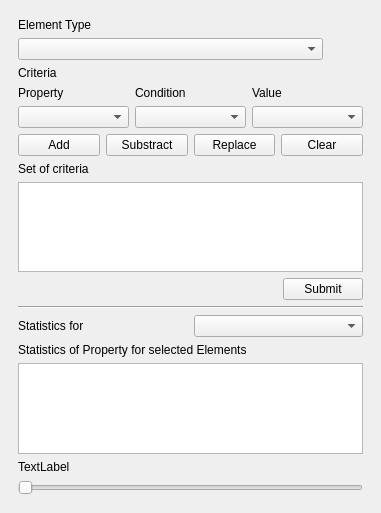
Ingeniousware/QGISRed-BID, file ui/qgisred_queriesbyattributes_dock.ui: the form before one commit.
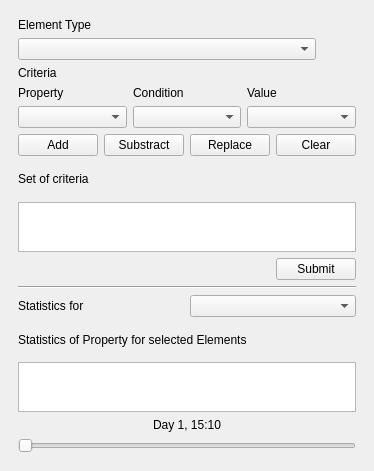
The form after the commit. Custom widgets are drawn as their Qt base class.

Commit message: further adjustments

Diff of the .ui file:
```diff
--- a/ui/qgisred_queriesbyattributes_dock.ui
+++ b/ui/qgisred_queriesbyattributes_dock.ui
@@ -6,8 +6,8 @@
    <rect>
     <x>0</x>
     <y>0</y>
-    <width>381</width>
-    <height>513</height>
+    <width>374</width>
+    <height>471</height>
    </rect>
   </property>
   <property name="windowTitle">
@@ -28,8 +28,8 @@
         <rect>
          <x>0</x>
          <y>0</y>
-         <width>363</width>
-         <height>473</height>
+         <width>356</width>
+         <height>431</height>
         </rect>
        </property>
        <layout class="QVBoxLayout" name="verticalLayout">
@@ -158,7 +158,14 @@
            </widget>
           </item>
           <item>
-           <widget class="QGraphicsView" name="graphicsViewCriteria"/>
+           <widget class="QGraphicsView" name="graphicsViewCriteria">
+            <property name="maximumSize">
+             <size>
+              <width>16777215</width>
+              <height>50</height>
+             </size>
+            </property>
+           </widget>
           </item>
          </layout>
         </item>
@@ -217,7 +224,20 @@
            </widget>
           </item>
           <item>
-           <widget class="QGraphicsView" name="graphicsViewProperty"/>
+           <widget class="QGraphicsView" name="graphicsViewProperty">
+            <property name="sizePolicy">
+             <sizepolicy hsizetype="MinimumExpanding" vsizetype="Expanding">
+              <horstretch>0</horstretch>
+              <verstretch>0</verstretch>
+             </sizepolicy>
+            </property>
+            <property name="maximumSize">
+             <size>
+              <width>16777215</width>
+              <height>50</height>
+             </size>
+            </property>
+           </widget>
           </item>
          </layout>
         </item>
@@ -226,7 +246,10 @@
           <item>
            <widget class="QLabel" name="labelSlider">
             <property name="text">
-             <string>TextLabel</string>
+             <string>Day 1, 15:10</string>
+            </property>
+            <property name="alignment">
+             <set>Qt::AlignCenter</set>
             </property>
            </widget>
           </item>
```
The commit also changes 1 other file.
